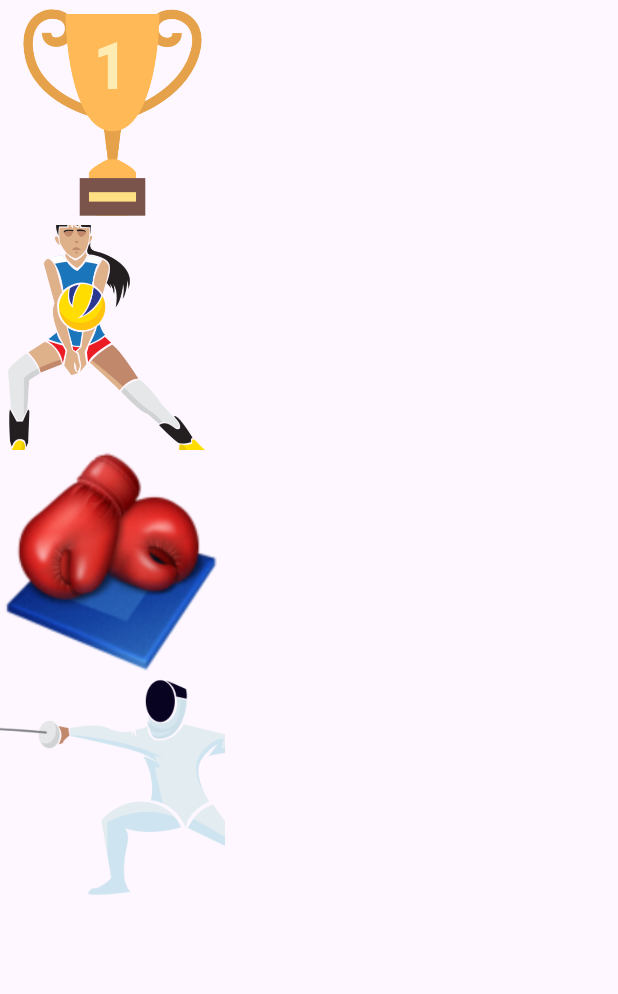
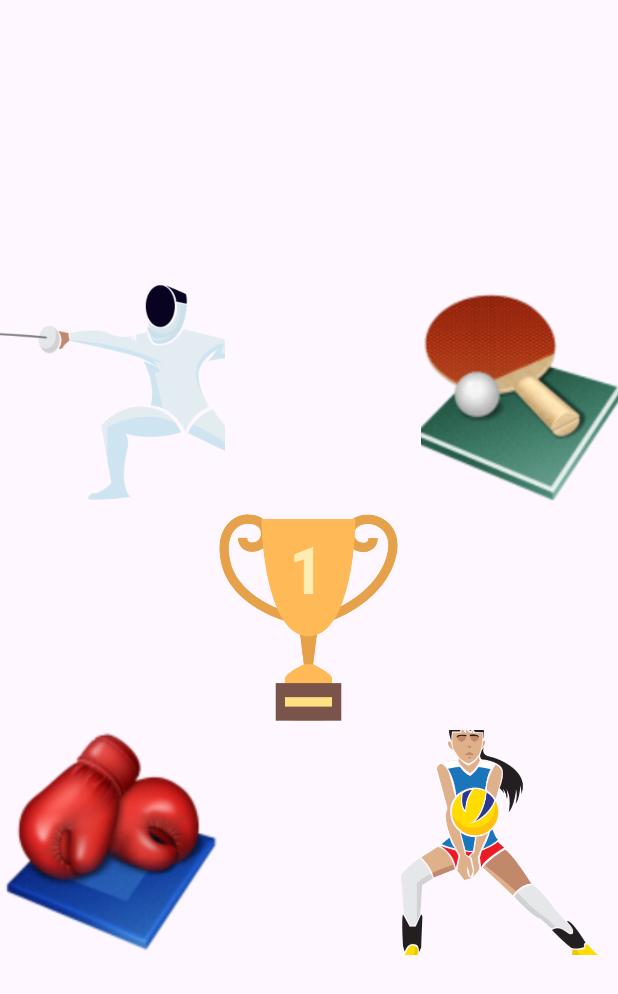
Before and after one commit to richardfreiree/EsportApp, an Android app: the screen it shows after launch (MainActivity), on a phone screen of 412 x 824 dp. Shown: the top 994 px of the screen. Run offline under Robolectric (Android 15) with nearby library versions, the phone set to English and light mode, and no system bars.

Commit message:
relative layout orientation

```diff
--- a/app/src/main/res/layout/activity_main.xml
+++ b/app/src/main/res/layout/activity_main.xml
@@ -7,36 +7,53 @@
     android:layout_height="match_parent"
     tools:context=".MainActivity">
 
+
+
     <ImageView
         android:id="@+id/imgTrofeu"
-
         android:layout_width="150dp"
         android:layout_height="150dp"
+        android:layout_centerInParent="true"
         android:scaleType="centerCrop"
         android:src="@drawable/trofeu" />
 
+
     <ImageView
         android:id="@+id/imgVoley"
-        android:layout_below="@+id/imgTrofeu"
         android:layout_width="150dp"
         android:layout_height="150dp"
+        android:layout_below="@+id/imgTrofeu"
+        android:layout_alignParentRight="true"
         android:scaleType="centerCrop"
         android:src="@drawable/voleyball" />
 
     <ImageView
         android:id="@+id/imgBoxe"
-        android:layout_below="@+id/imgVoley"
         android:layout_width="150dp"
         android:layout_height="150dp"
+        android:layout_below="@+id/imgTrofeu"
+        android:layout_InParent="true"
+        android:layout_marginRight="5dp"
         android:scaleType="centerCrop"
         android:src="@drawable/boxe" />
 
     <ImageView
         android:id="@+id/imgEsgrima"
-        android:layout_below="@+id/imgBoxe"
         android:layout_width="150dp"
         android:layout_height="150dp"
+        android:layout_above="@id/imgTrofeu"
+        android:layout_alignLeft="@id/imgBoxe"
         android:scaleType="centerCrop"
         android:src="@drawable/esgrima" />
 
+    <ImageView
+        android:id="@+id/imgTenis"
+        android:layout_width="150dp"
+        android:layout_height="150dp"
+        android:layout_above="@id/imgTrofeu"
+        android:layout_toRightOf="@id/imgTrofeu"
+        android:scaleType="centerCrop"
+        android:src="@drawable/tenisdemesa" />
+
+
 </RelativeLayout>
```
Also changed, not shown: app/src/main/res/drawable/tenisdemesa.png (added).
